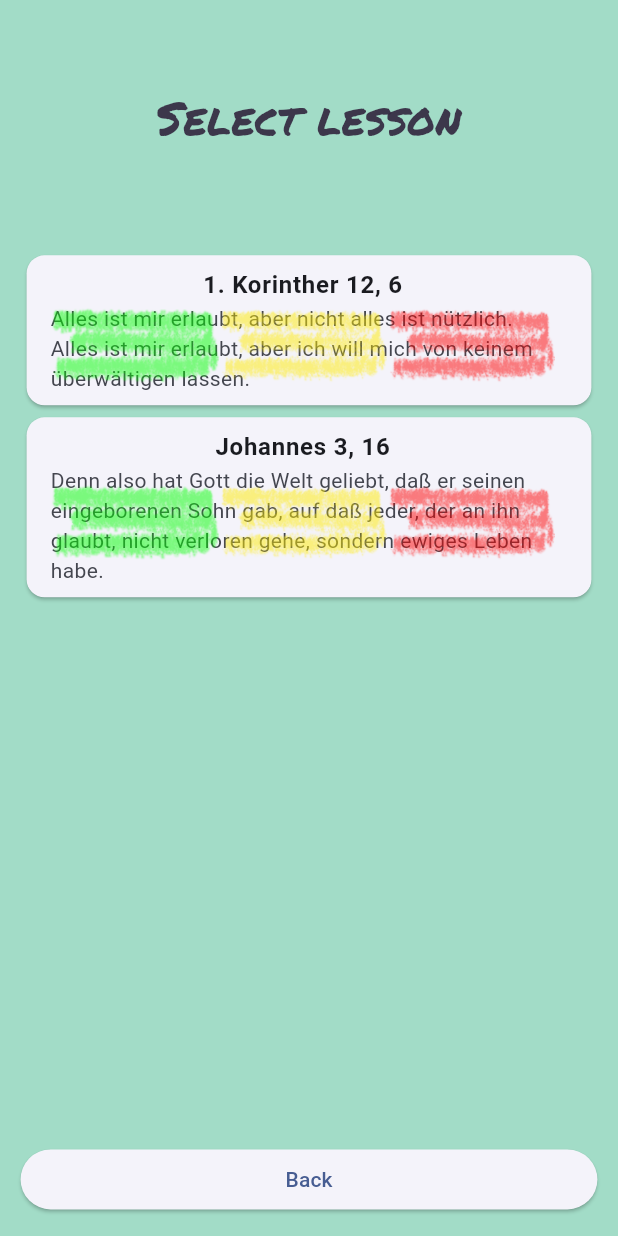
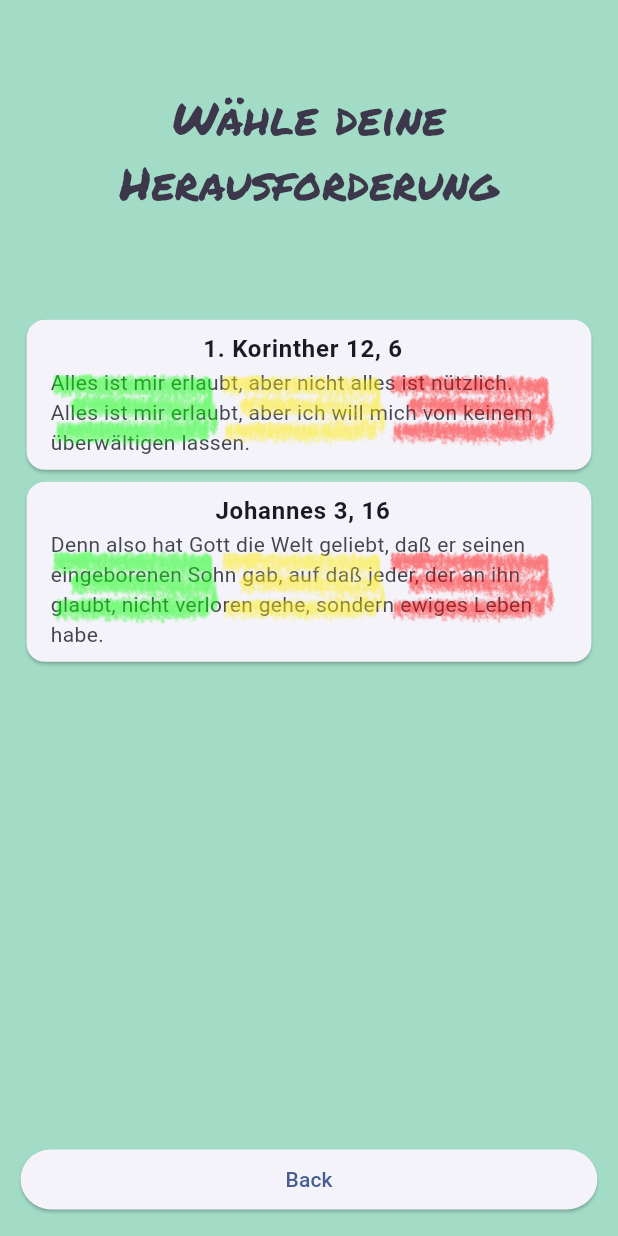
Before and after one commit to Paradoxianer/flying_words, a Flutter app: the LevelSelectionScreen screen opened by its route, on a phone screen of 412 x 824 dp. Run offline on Flutter 3.47's test engine with Material 2 defaults, Android fonts, the phone set to English and light mode, and no system bars; our stand-ins replace audioplayers, firebase_core, firebase_crashlytics, go_router, google_mobile_ads, in_app_purchase and 1 more; missing offline and left inert: games_services; accounts and stored records are empty.

Commit message:
Some small style change

```diff
--- a/lib/src/level_selection/level_selection_screen.dart
+++ b/lib/src/level_selection/level_selection_screen.dart
@@ -29,9 +29,10 @@ class LevelSelectionScreen extends StatelessWidget {
               padding: EdgeInsets.all(16),
               child: Center(
                 child: Text(
-                  'Select lesson',
+                  'Wähle deine Herausforderung',
                   style:
                       TextStyle(fontFamily: 'Permanent Marker', fontSize: 30),
+                  textAlign: TextAlign.center,
                 ),
               ),
             ),
```
